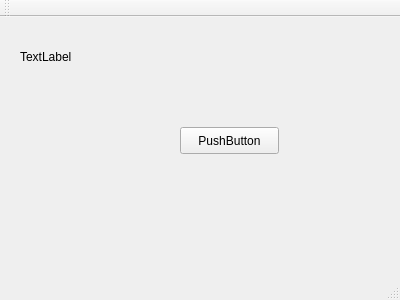
Before: the Qt Designer form mainprueba.ui in EduardoGarcia360/EDDPruebas, drawn with Qt 5.
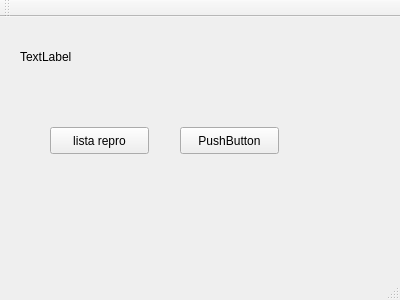
After: the same form once the commit is applied.

```diff
--- a/mainprueba.ui
+++ b/mainprueba.ui
@@ -40,6 +40,19 @@
      <string>TextLabel</string>
     </property>
    </widget>
+   <widget class="QPushButton" name="btnReprod">
+    <property name="geometry">
+     <rect>
+      <x>50</x>
+      <y>110</y>
+      <width>99</width>
+      <height>27</height>
+     </rect>
+    </property>
+    <property name="text">
+     <string>lista repro</string>
+    </property>
+   </widget>
   </widget>
   <widget class="QMenuBar" name="menuBar">
    <property name="geometry">
```
